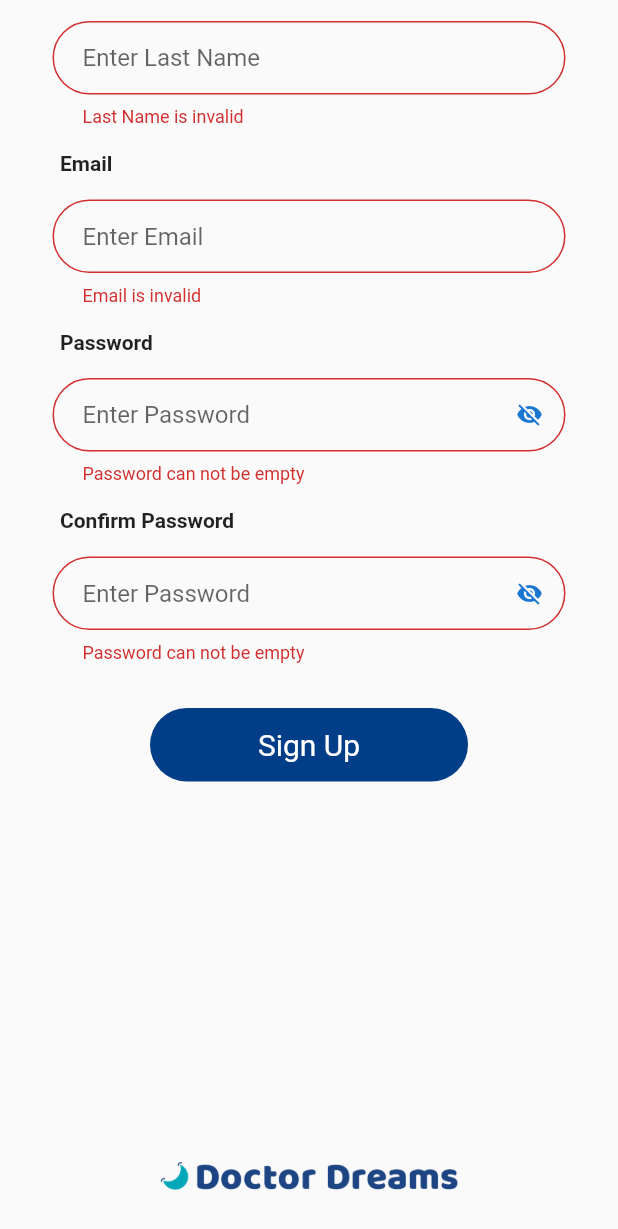
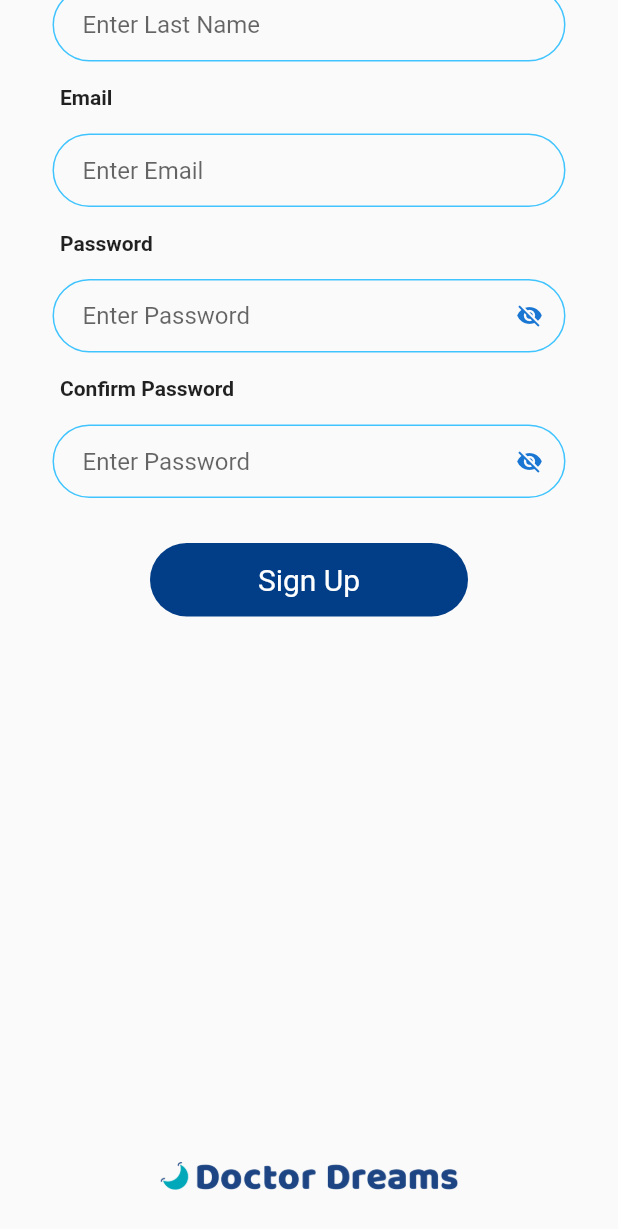
Before and after one commit to MirzaBirds/FlyWeb_IBH, a Flutter app: the TuyaSingupScreen screen opened by its route, scrolled down 412 dp, after a tap on "Sign Up", on a phone screen of 412 x 824 dp. Shown: the top 1229 px of the screen. Run offline on Flutter 3.47's test engine with Material 2 defaults, Android fonts, the phone set to English and light mode, and no system bars; our stand-ins replace convert, flutter_blue, google_fonts, graphql_flutter, location, modal_progress_hud_nsn and 3 more; missing offline and left inert: app_settings, awesome_circular_chart, oscilloscope; accounts and stored records are empty.

Commit message:
remove tuya dependency

```diff
--- a/lib/screens/Auth/tuya/tuyaSignup.dart
+++ b/lib/screens/Auth/tuya/tuyaSignup.dart
@@ -6,7 +6,7 @@ import 'package:doctor_dreams/services/shopify/customerAuth.dart';
 import 'package:flutter/foundation.dart';
 import 'package:flutter/material.dart';
 import 'package:graphql_flutter/graphql_flutter.dart';
-import 'package:tuya_ui_bizbundle/tuya_ui_bizbundle.dart';
+// import 'package:tuya_ui_bizbundle/tuya_ui_bizbundle.dart';
 
 class TuyaSingupScreen extends StatefulWidget {
   static const String id = 'tuya_singup_screen';
@@ -402,44 +402,44 @@ class _TuyaSingupScreenState extends State<TuyaSingupScreen> {
     //Navigator.push(
     //   context, MaterialPageRoute(builder: (context) => TuyaOtpScreen()));
 
-    if (key.currentState!.validate()) {
-      print("form is validated");
-      // Check password
+    // if (key.currentState!.validate()) {
+    //   print("form is validated");
+    //   // Check password
 
-      if (password == conformPassword) {
-        print("password is correct !!");
+    //   if (password == conformPassword) {
+    //     print("password is correct !!");
 
-        //TODO: Create a payload all singup function
+    //     //TODO: Create a payload all singup function
 
-        //TODO: trigger OTP screen
-        String? message = await TuyaUiBizbundle.getOtp("+91", "0", email);
-        if (message != null) {
-          if (message.startsWith("success")) {
-            Navigator.of(context)
-                .pushReplacement(
-              MaterialPageRoute(
-                  builder: (BuildContext context) =>
-                      TuyaOtpScreen(email: email, password: password)),
-            )
-                .then((value) {
-              if (value) {
-                Navigator.of(context).pop(true);
-              }
-            });
-          } else {
-            createAlertDialog(context, message.replaceRange(0, 5, ""));
-          }
-        } else {
-          createAlertDialog(context, "Error Signing up");
-        }
-      } else {
-        print("password and confirm password must be same");
-        createAlertDialog(
-            context, 'Password and confirm password must be same');
-      }
-    } else {
-      print("Validate failed");
-    }
+    //     //TODO: trigger OTP screen
+    //     String? message = await TuyaUiBizbundle.getOtp("+91", "0", email);
+    //     if (message != null) {
+    //       if (message.startsWith("success")) {
+    //         Navigator.of(context)
+    //             .pushReplacement(
+    //           MaterialPageRoute(
+    //               builder: (BuildContext context) =>
+    //                   TuyaOtpScreen(email: email, password: password)),
+    //         )
+    //             .then((value) {
+    //           if (value) {
+    //             Navigator.of(context).pop(true);
+    //           }
+    //         });
+    //       } else {
+    //         createAlertDialog(context, message.replaceRange(0, 5, ""));
+    //       }
+    //     } else {
+    //       createAlertDialog(context, "Error Signing up");
+    //     }
+    //   } else {
+    //     print("password and confirm password must be same");
+    //     createAlertDialog(
+    //         context, 'Password and confirm password must be same');
+    //   }
+    // } else {
+    //   print("Validate failed");
+    // }
   }
 }
 
--- a/pubspec.yaml
+++ b/pubspec.yaml
@@ -37,8 +37,8 @@ dependencies:
   location: ^4.3.0
   http: ^0.13.4
   charcode: ^1.2.0
-  tuya_ui_bizbundle:
-    path: ../tuya_ui_bizbundle
+  # tuya_ui_bizbundle:
+  #   path: ../tuya_ui_bizbundle
   permission_handler: ^9.2.0
   app_settings: ^4.1.1
   webview_flutter: ^3.0.1
```
Also changed, not shown: lib/home.dart (+7 -7 lines), lib/screens/Auth/tuya/tuyaAuthScreen.dart (+15 -15 lines), lib/screens/Auth/tuya/tuyaLogin.dart (+17 -21 lines), lib/screens/Auth/tuya/tuya_otp.dart (+29 -29 lines), lib/screens/hardware/pairDevice.dart (+46 -46 lines), lib/screens/hardware/pairDevice1.dart (+40 -45 lines), pubspec.lock, 3 other files.
